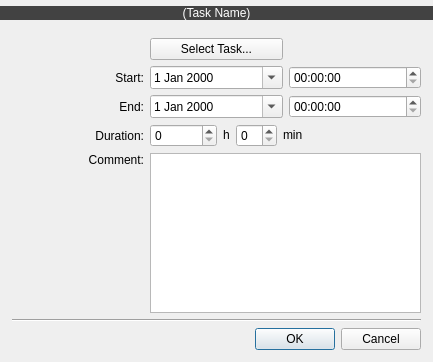
Old version of the form Charm/EventEditor.ui in the repository KDAB/Charm.
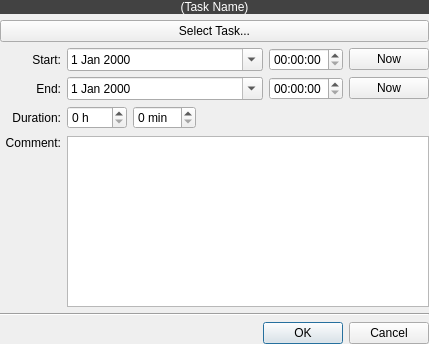
New version of the form.

Commit message: Remember the last end date used in the event editor and set the start date to that, when opening the editor again. Add two "now" buttons, for the start and end date. Prettify UI a bit by using inline spin box suffixes, etc.

What changed in the file:
```diff
--- a/Charm/EventEditor.ui
+++ b/Charm/EventEditor.ui
@@ -5,27 +5,18 @@
    <rect>
     <x>0</x>
     <y>0</y>
-    <width>433</width>
-    <height>362</height>
+    <width>429</width>
+    <height>344</height>
    </rect>
   </property>
   <property name="windowTitle" >
    <string>Edit Event</string>
   </property>
-  <layout class="QVBoxLayout" name="verticalLayout" >
-   <property name="leftMargin" >
+  <layout class="QGridLayout" name="gridLayout" >
+   <property name="margin" >
     <number>0</number>
    </property>
-   <property name="topMargin" >
-    <number>6</number>
-   </property>
-   <property name="rightMargin" >
-    <number>0</number>
-   </property>
-   <property name="bottomMargin" >
-    <number>0</number>
-   </property>
-   <item>
+   <item row="0" column="0" colspan="6" >
     <layout class="QHBoxLayout" name="horizontalLayout_8" >
      <item>
       <widget class="QLabel" name="labelTaskName" >
@@ -472,19 +463,14 @@
      </item>
     </layout>
    </item>
-   <item>
-    <layout class="QGridLayout" name="gridLayout" >
-     <property name="margin" >
-      <number>12</number>
-     </property>
-     <item row="0" column="1" >
+   <item row="1" column="0" colspan="6" >
       <widget class="QPushButton" name="pushButtonSelectTask" >
        <property name="text" >
         <string>Select Task...</string>
        </property>
       </widget>
      </item>
-     <item row="1" column="0" >
+   <item row="2" column="0" >
       <widget class="QLabel" name="label_4" >
        <property name="text" >
         <string>Start:</string>
@@ -497,7 +483,7 @@
        </property>
       </widget>
      </item>
-     <item row="1" column="1" >
+   <item row="2" column="1" colspan="3" >
       <widget class="QDateEdit" name="dateEditStart" >
        <property name="buttonSymbols" >
         <enum>QAbstractSpinBox::UpDownArrows</enum>
@@ -507,10 +493,17 @@
        </property>
       </widget>
      </item>
-     <item row="1" column="2" >
+   <item row="2" column="4" >
       <widget class="QTimeEdit" name="timeEditStart" />
      </item>
-     <item row="2" column="0" >
+   <item row="2" column="5" >
+    <widget class="QPushButton" name="startToNowButton" >
+     <property name="text" >
+      <string>Now</string>
+     </property>
+    </widget>
+   </item>
+   <item row="3" column="0" >
       <widget class="QLabel" name="label_5" >
        <property name="text" >
         <string>End:</string>
@@ -523,7 +516,7 @@
        </property>
       </widget>
      </item>
-     <item row="2" column="1" >
+   <item row="3" column="1" colspan="3" >
       <widget class="QDateEdit" name="dateEditEnd" >
        <property name="buttonSymbols" >
         <enum>QAbstractSpinBox::UpDownArrows</enum>
@@ -533,10 +526,17 @@
        </property>
       </widget>
      </item>
-     <item row="2" column="2" >
+   <item row="3" column="4" >
       <widget class="QTimeEdit" name="timeEditEnd" />
      </item>
-     <item row="3" column="0" >
+   <item row="3" column="5" >
+    <widget class="QPushButton" name="endToNowButton" >
+     <property name="text" >
+      <string>Now</string>
+     </property>
+    </widget>
+   </item>
+   <item row="4" column="0" >
       <widget class="QLabel" name="label_6" >
        <property name="text" >
         <string>Duration:</string>
@@ -549,12 +549,7 @@
        </property>
       </widget>
      </item>
-     <item row="3" column="1" colspan="2" >
-      <layout class="QHBoxLayout" name="horizontalLayout_3" >
-       <property name="sizeConstraint" >
-        <enum>QLayout::SetDefaultConstraint</enum>
-       </property>
-       <item>
+   <item row="4" column="1" >
         <widget class="QSpinBox" name="spinBoxHours" >
          <property name="sizePolicy" >
           <sizepolicy vsizetype="Fixed" hsizetype="Minimum" >
@@ -562,28 +557,18 @@
            <verstretch>0</verstretch>
           </sizepolicy>
          </property>
+     <property name="suffix" >
+      <string> h</string>
+     </property>
          <property name="minimum" >
           <number>0</number>
          </property>
          <property name="maximum" >
-          <number>999999999</number>
+      <number>99</number>
          </property>
         </widget>
        </item>
-       <item>
-        <widget class="QLabel" name="label_2" >
-         <property name="sizePolicy" >
-          <sizepolicy vsizetype="Fixed" hsizetype="Preferred" >
-           <horstretch>0</horstretch>
-           <verstretch>0</verstretch>
-          </sizepolicy>
-         </property>
-         <property name="text" >
-          <string>h</string>
-         </property>
-        </widget>
-       </item>
-       <item>
+   <item row="4" column="2" >
         <widget class="QSpinBox" name="spinBoxMinutes" >
          <property name="sizePolicy" >
           <sizepolicy vsizetype="Fixed" hsizetype="Minimum" >
@@ -594,40 +579,28 @@
          <property name="frame" >
           <bool>true</bool>
          </property>
+     <property name="suffix" >
+      <string> min</string>
+     </property>
          <property name="maximum" >
           <number>59</number>
          </property>
         </widget>
        </item>
-       <item>
-        <widget class="QLabel" name="label_3" >
-         <property name="sizePolicy" >
-          <sizepolicy vsizetype="Fixed" hsizetype="Preferred" >
-           <horstretch>0</horstretch>
-           <verstretch>0</verstretch>
-          </sizepolicy>
-         </property>
-         <property name="text" >
-          <string>min</string>
-         </property>
-        </widget>
-       </item>
-       <item>
+   <item row="4" column="3" colspan="3" >
         <spacer name="horizontalSpacer_4" >
          <property name="orientation" >
           <enum>Qt::Horizontal</enum>
          </property>
          <property name="sizeHint" stdset="0" >
           <size>
-           <width>40</width>
-           <height>1</height>
+       <width>180</width>
+       <height>24</height>
           </size>
          </property>
         </spacer>
        </item>
-      </layout>
-     </item>
-     <item row="4" column="0" >
+   <item row="5" column="0" >
       <widget class="QLabel" name="label" >
        <property name="text" >
         <string>Comment:</string>
@@ -640,7 +613,7 @@
        </property>
       </widget>
      </item>
-     <item row="4" column="1" colspan="2" >
+   <item row="5" column="1" colspan="5" >
       <widget class="QTextEdit" name="textEditComment" >
        <property name="sizePolicy" >
         <sizepolicy vsizetype="Expanding" hsizetype="Expanding" >
@@ -653,14 +626,14 @@
        </property>
       </widget>
      </item>
-     <item row="5" column="0" colspan="3" >
+   <item row="6" column="0" colspan="6" >
       <widget class="Line" name="line" >
        <property name="orientation" >
         <enum>Qt::Horizontal</enum>
        </property>
       </widget>
      </item>
-     <item row="6" column="0" colspan="3" >
+   <item row="7" column="0" colspan="6" >
       <widget class="QDialogButtonBox" name="buttonBox" >
        <property name="standardButtons" >
         <set>QDialogButtonBox::Cancel|QDialogButtonBox::Ok</set>
@@ -669,8 +642,6 @@
         <bool>false</bool>
        </property>
       </widget>
-     </item>
-    </layout>
    </item>
   </layout>
  </widget>
```
Lines whose indentation alone changed are shown as unchanged. The commit also changes 2 other files.
